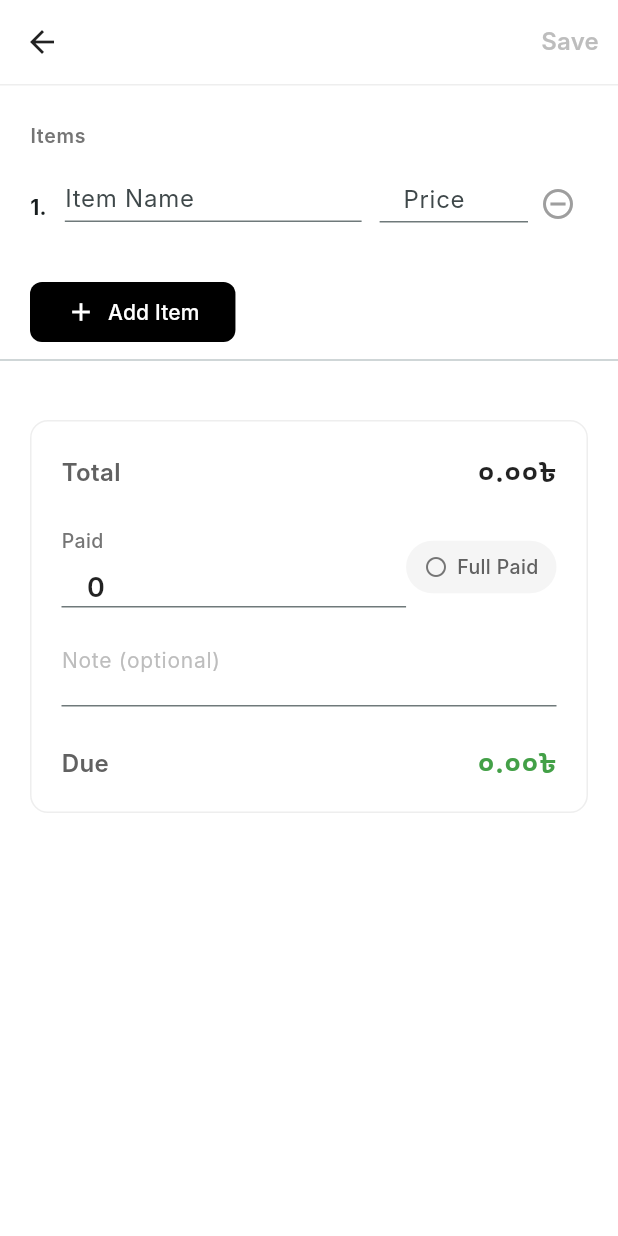
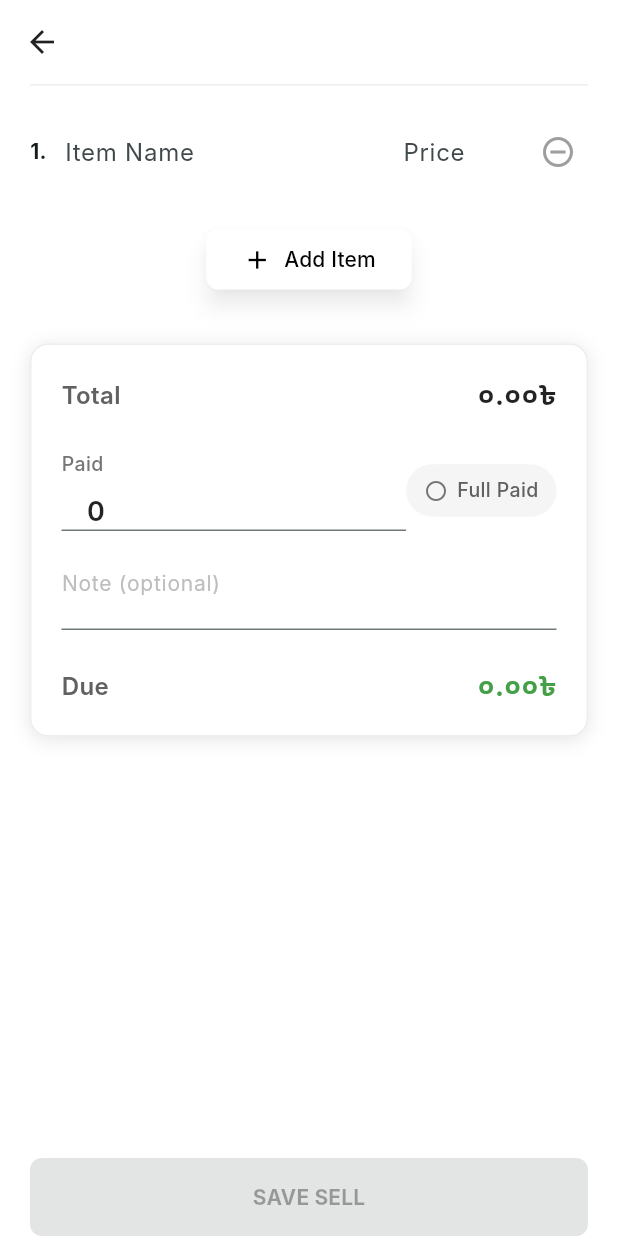
Before and after one commit to carbonanik/baki_khata, a Flutter app: the AddSellPage screen opened directly with empty values, on a phone screen of 412 x 824 dp. Run offline on Flutter 3.47's test engine with Material 3 defaults, Android fonts, the phone set to English and light mode, and no system bars; our stand-ins replace flutter_riverpod, sembast, shared_preferences; accounts and stored records are empty; Roboto replaces fonts that are missing (Inter).

Commit message:
fix: visual ux

```diff
--- a/lib/presentation/screens/add_sell_page.dart
+++ b/lib/presentation/screens/add_sell_page.dart
@@ -133,48 +133,22 @@ class _AddSellPageState extends ConsumerState<AddSellPage> {
             fontWeight: FontWeight.w600,
           ),
         ),
-        actions: [
-          TextButton(
-            onPressed: totalAmount > 0 ? _handleSave : null,
-            child: Text(
-              'Save',
-              style: TextStyle(
-                fontSize: 16,
-                fontWeight: FontWeight.w600,
-                color: totalAmount > 0 ? Colors.black87 : Colors.grey[400],
+        actions: [],
       ),
-            ),
-          ),
-        ],
-      ),
-      body: Column(
+      body: SafeArea(
+        child: Padding(
+          padding: const EdgeInsets.symmetric(horizontal: 20),
+          child: Column(
             children: [
               // Thin divider
               Container(height: 1, color: Colors.grey[200]),
 
               Expanded(
                 child: SingleChildScrollView(
-              // padding: const EdgeInsets.symmetric(horizontal: 20, vertical: 24),
                   child: Column(
-                crossAxisAlignment: CrossAxisAlignment.start,
                     children: [
                       // Items Section
-                  Padding(
-                    padding: const EdgeInsets.symmetric(horizontal: 20),
-                    child: Column(
-                      crossAxisAlignment: CrossAxisAlignment.start,
-                      children: [
                       const SizedBox(height: 24),
-                        Text(
-                          'Items',
-                          style: TextStyle(
-                            fontSize: 13,
-                            fontWeight: FontWeight.w600,
-                            color: Colors.grey[600],
-                            letterSpacing: 0.5,
-                          ),
-                        ),
-                        const SizedBox(height: 16),
 
                       ..._rowData.asMap().entries.map((entry) {
                         final index = entry.key;
@@ -194,36 +168,32 @@ class _AddSellPageState extends ConsumerState<AddSellPage> {
                       // Add Item Button
                       ElevatedButton(
                         style: ElevatedButton.styleFrom(
-                            backgroundColor: Colors.black,
-                            foregroundColor: Colors.white,
+                          backgroundColor: Colors.white,
+                          foregroundColor: Colors.black,
                           shape: RoundedRectangleBorder(
                             borderRadius: BorderRadius.circular(8),
                           ),
-                            elevation: 0,
+                          elevation: 6,
+                          shadowColor: Colors.black38,
                         ),
                         onPressed: _addNewRow,
                         child: Row(
                           mainAxisAlignment: MainAxisAlignment.center,
                           mainAxisSize: MainAxisSize.min,
                           children: [
-                              Icon(Icons.add, size: 20, color: Colors.white),
+                            Icon(Icons.add, size: 20),
                             const SizedBox(width: 8),
                             Text(
                               'Add Item',
                               style: TextStyle(
                                 fontSize: 14,
                                 fontWeight: FontWeight.w500,
-                                  color: Colors.white,
-                                ),
-                              ),
-                            ],
                               ),
                             ),
                           ],
                         ),
                       ),
 
-                  Divider(),
                       const SizedBox(height: 32),
 
                       // Summary Section
@@ -246,13 +216,36 @@ class _AddSellPageState extends ConsumerState<AddSellPage> {
                           });
                         },
                       ),
-                  const SizedBox(height: 32),
                     ],
+                  ),
+                ),
+              ),
+              Row(
+                children: [
+                  Expanded(
+                    child: ElevatedButton(
+                      onPressed: totalAmount > 0 ? _handleSave : null,
+                      style: ElevatedButton.styleFrom(
+                        backgroundColor: Colors.black,
+                        foregroundColor: Colors.white,
+                        padding: const EdgeInsets.symmetric(vertical: 16),
+                        shape: RoundedRectangleBorder(
+                          borderRadius: BorderRadius.circular(8),
+                        ),
+                        elevation: 0,
+                      ),
+                      child: const Text(
+                        'SAVE SELL',
+                        style: TextStyle(fontWeight: FontWeight.bold),
                       ),
                     ),
                   ),
                 ],
               ),
+            ],
+          ),
+        ),
+      ),
     );
   }
 }
--- a/lib/presentation/screens/home_page.dart
+++ b/lib/presentation/screens/home_page.dart
@@ -24,6 +24,7 @@ class HomePage extends ConsumerWidget {
       body: CustomScrollView(
         slivers: [
           SliverToBoxAdapter(child: BalanceOverviewCard(stats: stats)),
+          const SliverToBoxAdapter(child: SizedBox(height: 20)),
           if (customers.isEmpty)
             const SliverFillRemaining(
               child: Center(
--- a/lib/presentation/widgets/home/balance_overview_card.dart
+++ b/lib/presentation/widgets/home/balance_overview_card.dart
@@ -9,7 +9,21 @@ class BalanceOverviewCard extends StatelessWidget {
   @override
   Widget build(BuildContext context) {
     return Padding(
-      padding: const EdgeInsets.all(20.0),
+      padding: const EdgeInsets.symmetric(horizontal: 12),
+      child: Container(
+        padding: const EdgeInsets.all(16.0),
+        decoration: BoxDecoration(
+          color: Colors.white,
+          borderRadius: BorderRadius.circular(12),
+
+          boxShadow: [
+            BoxShadow(
+              color: Colors.black12,
+              blurRadius: 10,
+              offset: const Offset(0, 5),
+            ),
+          ],
+        ),
         child: Column(
           crossAxisAlignment: CrossAxisAlignment.start,
           children: [
@@ -31,14 +45,25 @@ class BalanceOverviewCard extends StatelessWidget {
               ),
             ),
             const SizedBox(height: 4),
+            const Divider(color: Colors.black12, thickness: 1),
+            const SizedBox(height: 8),
             Row(
               children: [
                 _statLabel('SELL', stats['sell']!),
+                const SizedBox(width: 24),
+                SizedBox(
+                  height: 30,
+                  child: const VerticalDivider(
+                    color: Colors.black12,
+                    thickness: 1,
+                  ),
+                ),
                 const SizedBox(width: 24),
                 _statLabel('PAID', stats['paid']!),
               ],
             ),
           ],
+        ),
       ),
     );
   }
--- a/lib/presentation/widgets/sell/sell_item_row.dart
+++ b/lib/presentation/widgets/sell/sell_item_row.dart
@@ -23,14 +23,11 @@ class SellItemRow extends StatelessWidget {
     return Padding(
       padding: const EdgeInsets.only(bottom: 16.0),
       child: Row(
-        crossAxisAlignment: CrossAxisAlignment.start,
+        // crossAxisAlignment: CrossAxisAlignment.start,
         children: [
-          Padding(
-            padding: const EdgeInsets.only(top: 12.0),
-            child: Text(
-              '${index + 1}.',
-              style: const TextStyle(fontWeight: FontWeight.bold),
-            ),
+          Text(
+            '${index + 1}.',
+            style: const TextStyle(fontWeight: FontWeight.bold),
           ),
           const SizedBox(width: 12),
           Expanded(
@@ -83,26 +80,14 @@ class SellItemRow extends StatelessWidget {
                       focusNode: rowData.focusNode,
                       decoration: const InputDecoration(
                         hintText: 'Item Name',
-                        border: UnderlineInputBorder(),
+                        // border: UnderlineInputBorder(),
+                        border: InputBorder.none,
                         isDense: true,
                       ),
                       textCapitalization: TextCapitalization.sentences,
                     );
                   },
                 ),
-                // If not using Autocomplete, just:
-                /*
-                TextField(
-                  controller: rowData.nameController,
-                  focusNode: rowData.focusNode,
-                  decoration: const InputDecoration(
-                    hintText: 'Item Name',
-                    border: UnderlineInputBorder(),
-                    isDense: true,
-                  ),
-                  textCapitalization: TextCapitalization.sentences,
-                ),
-                */
               ],
             ),
           ),
@@ -114,7 +99,7 @@ class SellItemRow extends StatelessWidget {
               decoration: const InputDecoration(
                 hintText: 'Price',
                 prefixText: '৳ ',
-                border: UnderlineInputBorder(),
+                border: InputBorder.none,
                 isDense: true,
               ),
               keyboardType: TextInputType.number,
--- a/lib/presentation/widgets/sell/sell_summary.dart
+++ b/lib/presentation/widgets/sell/sell_summary.dart
@@ -25,13 +25,18 @@ class SellSummary extends StatelessWidget {
 
   @override
   Widget build(BuildContext context) {
-    return Padding(
-      padding: const EdgeInsets.symmetric(horizontal: 20.0),
-      child: Container(
+    return Container(
       padding: const EdgeInsets.all(20.0),
       decoration: BoxDecoration(
         color: Colors.white,
         border: Border.all(color: Colors.grey[200]!),
+        boxShadow: [
+          BoxShadow(
+            color: Colors.black.withOpacity(0.1),
+            blurRadius: 10,
+            offset: const Offset(0, 2),
+          ),
+        ],
         borderRadius: BorderRadius.circular(12),
       ),
       child: Column(
@@ -76,18 +81,14 @@ class SellSummary extends StatelessWidget {
                         prefixStyle: TextStyle(
                           fontSize: 18,
                           fontWeight: FontWeight.w600,
-                            color: isFullPaid
-                                ? Colors.grey[400]
-                                : Colors.black87,
+                          color: isFullPaid ? Colors.grey[400] : Colors.black87,
                         ),
                         // border: InputBorder.none,
                         hintText: '0',
                         hintStyle: TextStyle(
                           fontSize: 18,
                           fontWeight: FontWeight.w600,
-                            color: isFullPaid
-                                ? Colors.grey[400]
-                                : Colors.black87,
+                          color: isFullPaid ? Colors.grey[400] : Colors.black87,
                         ),
                         contentPadding: EdgeInsets.zero,
                         isDense: true,
@@ -115,9 +116,7 @@ class SellSummary extends StatelessWidget {
                     mainAxisSize: MainAxisSize.min,
                     children: [
                       Icon(
-                          isFullPaid
-                              ? Icons.check_circle
-                              : Icons.circle_outlined,
+                        isFullPaid ? Icons.check_circle : Icons.circle_outlined,
                         size: 16,
                         color: isFullPaid ? Colors.white : Colors.grey[600],
                       ),
@@ -172,7 +171,6 @@ class SellSummary extends StatelessWidget {
           ),
         ],
       ),
-      ),
     );
   }
 
```
Lines whose indentation alone changed are shown as unchanged.
